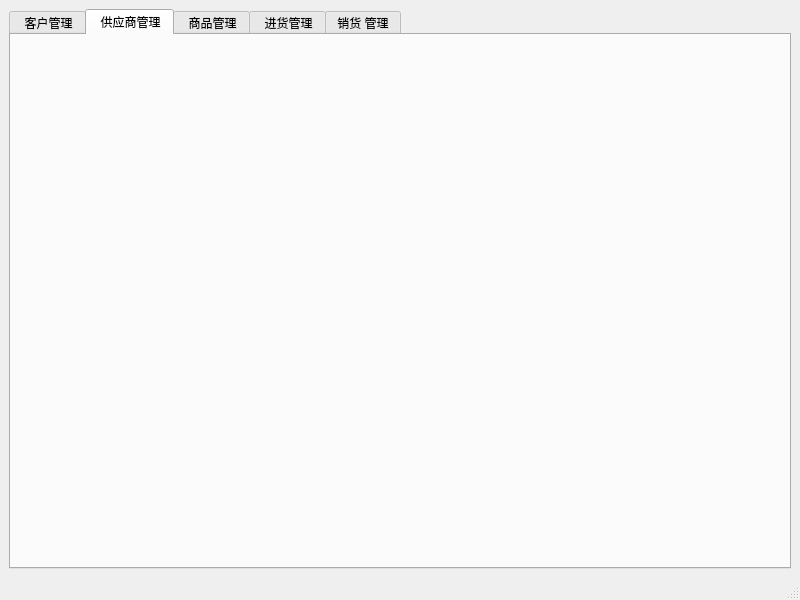
First picture: the form in mainwindow.ui, repository YanhuiLu89/customermgsys, before the edit.
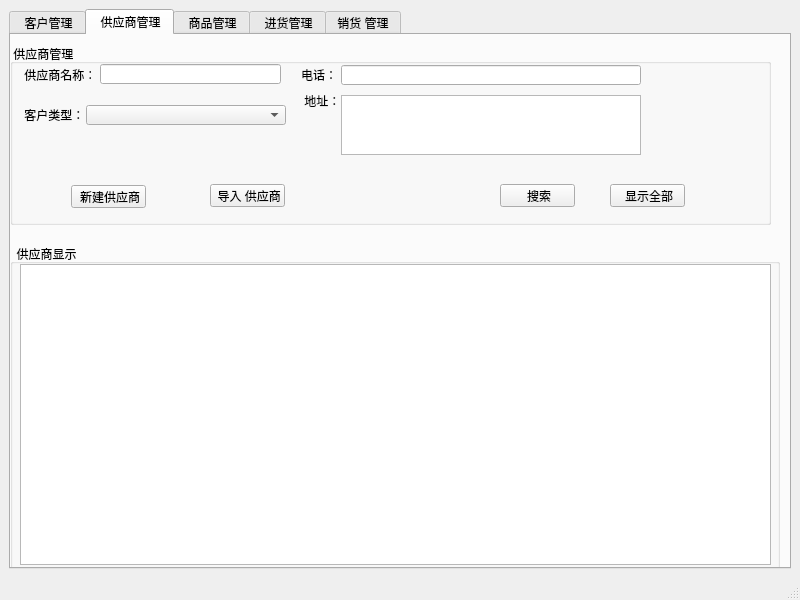
Second picture: the form after the edit. The open tabs and pages were chosen to show the change.

Commit message: 开发供应商管理界面

```diff
--- a/mainwindow.ui
+++ b/mainwindow.ui
@@ -227,6 +227,196 @@
        <attribute name="title">
         <string> 供应商管理</string>
        </attribute>
+       <widget class="QComboBox" name="comboBox_stype">
+        <property name="geometry">
+         <rect>
+          <x>75</x>
+          <y>70</y>
+          <width>200</width>
+          <height>20</height>
+         </rect>
+        </property>
+       </widget>
+       <widget class="QTextEdit" name="textEdit_saddress">
+        <property name="geometry">
+         <rect>
+          <x>330</x>
+          <y>60</y>
+          <width>300</width>
+          <height>60</height>
+         </rect>
+        </property>
+       </widget>
+       <widget class="QGroupBox" name="groupBox_3">
+        <property name="geometry">
+         <rect>
+          <x>-1</x>
+          <y>209</y>
+          <width>770</width>
+          <height>330</height>
+         </rect>
+        </property>
+        <property name="title">
+         <string>  供应商显示</string>
+        </property>
+        <widget class="QTableView" name="tableViewSup">
+         <property name="geometry">
+          <rect>
+           <x>10</x>
+           <y>20</y>
+           <width>751</width>
+           <height>301</height>
+          </rect>
+         </property>
+        </widget>
+       </widget>
+       <widget class="QLabel" name="stype_label">
+        <property name="geometry">
+         <rect>
+          <x>10</x>
+          <y>70</y>
+          <width>70</width>
+          <height>20</height>
+         </rect>
+        </property>
+        <property name="text">
+         <string> 客户类型：</string>
+        </property>
+       </widget>
+       <widget class="QLabel" name="saddress_label">
+        <property name="geometry">
+         <rect>
+          <x>290</x>
+          <y>60</y>
+          <width>50</width>
+          <height>12</height>
+         </rect>
+        </property>
+        <property name="text">
+         <string> 地址：</string>
+        </property>
+       </widget>
+       <widget class="QGroupBox" name="groupBox_4">
+        <property name="geometry">
+         <rect>
+          <x>-1</x>
+          <y>9</y>
+          <width>761</width>
+          <height>181</height>
+         </rect>
+        </property>
+        <property name="title">
+         <string> 供应商管理</string>
+        </property>
+        <widget class="QPushButton" name="showSupBtn">
+         <property name="geometry">
+          <rect>
+           <x>600</x>
+           <y>140</y>
+           <width>75</width>
+           <height>23</height>
+          </rect>
+         </property>
+         <property name="text">
+          <string> 显示全部</string>
+         </property>
+        </widget>
+        <widget class="QPushButton" name="inportSupBtn">
+         <property name="geometry">
+          <rect>
+           <x>200</x>
+           <y>140</y>
+           <width>75</width>
+           <height>23</height>
+          </rect>
+         </property>
+         <property name="text">
+          <string> 导入 供应商</string>
+         </property>
+        </widget>
+        <widget class="QPushButton" name="searchSupBtn">
+         <property name="geometry">
+          <rect>
+           <x>490</x>
+           <y>140</y>
+           <width>75</width>
+           <height>23</height>
+          </rect>
+         </property>
+         <property name="text">
+          <string> 搜索</string>
+         </property>
+        </widget>
+        <widget class="QLineEdit" name="lineEdit_sname">
+         <property name="geometry">
+          <rect>
+           <x>90</x>
+           <y>20</y>
+           <width>181</width>
+           <height>20</height>
+          </rect>
+         </property>
+        </widget>
+       </widget>
+       <widget class="QLabel" name="sname_label">
+        <property name="geometry">
+         <rect>
+          <x>10</x>
+          <y>30</y>
+          <width>70</width>
+          <height>20</height>
+         </rect>
+        </property>
+        <property name="text">
+         <string> 供应商名称：</string>
+        </property>
+       </widget>
+       <widget class="QLineEdit" name="lineEdit_sphone">
+        <property name="geometry">
+         <rect>
+          <x>330</x>
+          <y>30</y>
+          <width>300</width>
+          <height>20</height>
+         </rect>
+        </property>
+       </widget>
+       <widget class="QPushButton" name="createsupBtn">
+        <property name="geometry">
+         <rect>
+          <x>60</x>
+          <y>150</y>
+          <width>75</width>
+          <height>23</height>
+         </rect>
+        </property>
+        <property name="text">
+         <string> 新建供应商</string>
+        </property>
+       </widget>
+       <widget class="QLabel" name="sphone_label">
+        <property name="geometry">
+         <rect>
+          <x>290</x>
+          <y>30</y>
+          <width>50</width>
+          <height>20</height>
+         </rect>
+        </property>
+        <property name="text">
+         <string>电话：</string>
+        </property>
+       </widget>
+       <zorder>groupBox_4</zorder>
+       <zorder>comboBox_stype</zorder>
+       <zorder>textEdit_saddress</zorder>
+       <zorder>groupBox_3</zorder>
+       <zorder>stype_label</zorder>
+       <zorder>saddress_label</zorder>
+       <zorder>sname_label</zorder>
+       <zorder>lineEdit_sphone</zorder>
+       <zorder>createsupBtn</zorder>
+       <zorder>sphone_label</zorder>
       </widget>
       <widget class="QWidget" name="tabGood">
        <attribute name="title">
```
Left out of the diff: 6 changed lines with no effect on the pictures. The commit also changes 7 other files.
